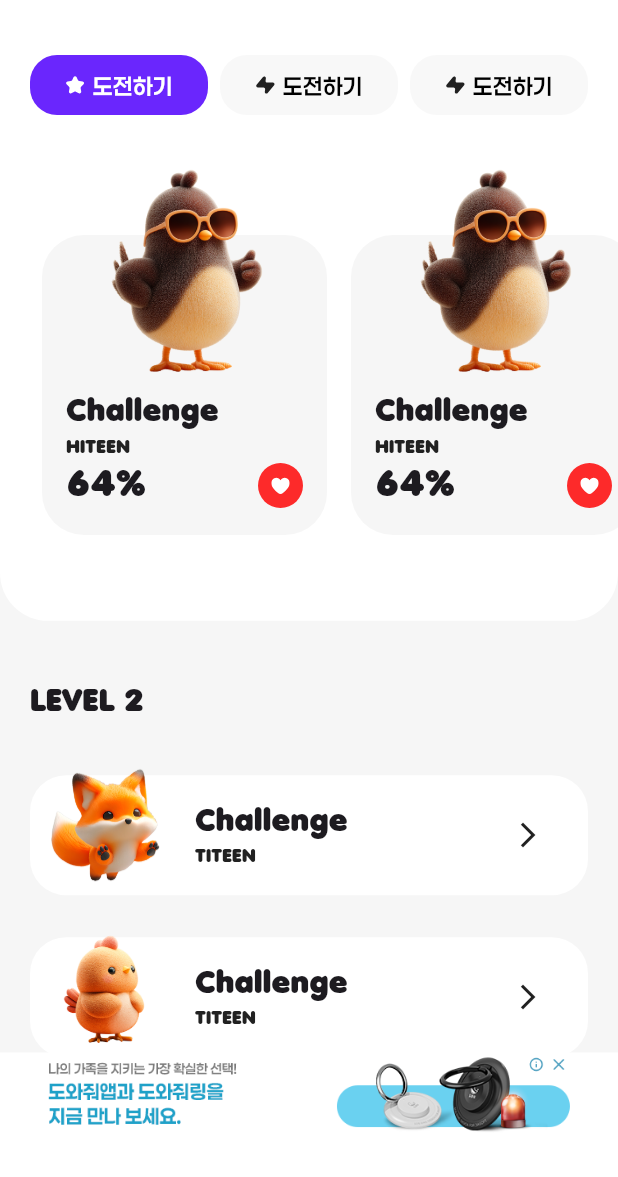
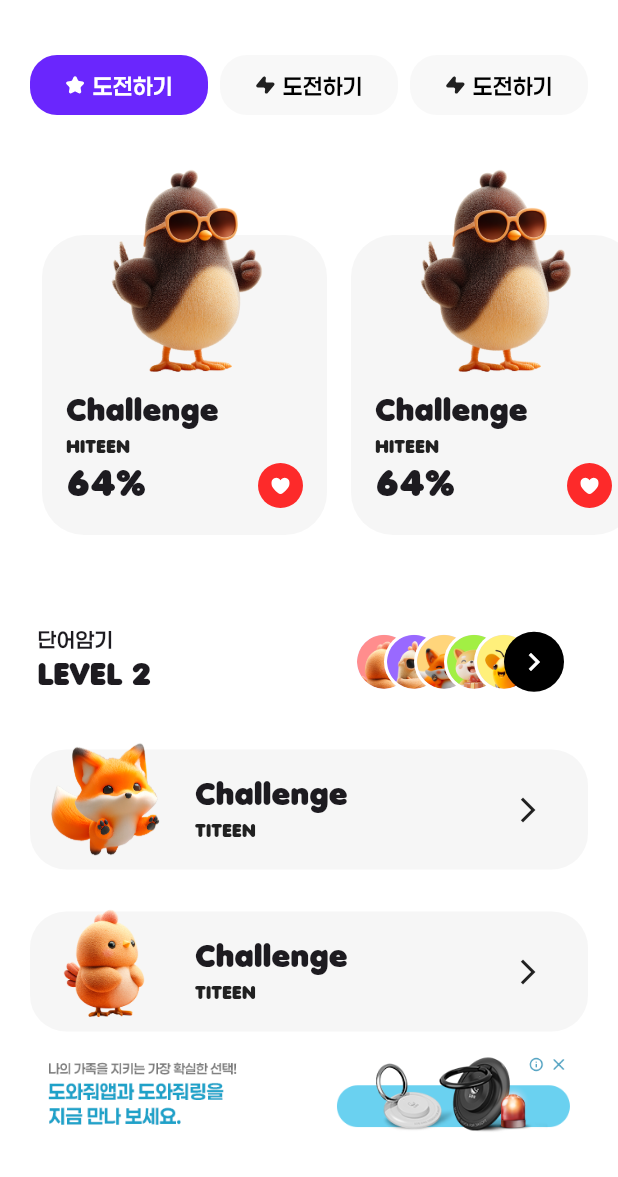
Before and after one commit to gyu-hyung/work, a Flutter app: the TeenPlayPageView screen opened directly, on a phone screen of 412 x 824 dp, the part 59-1236 px from its top. Run offline on Flutter 3.47's test engine with Material 3 defaults, Android fonts, the phone set to English and light mode, and no system bars; our stand-ins replace convex_bottom_bar, equatable, flutter_bloc, flutter_svg, go_router; missing offline and left inert: flutter_sliding_up_panel.

Commit message:
teen play

```diff
--- a/lib/src/ui/pages/teen_pick/teen_pick_page.dart
+++ b/lib/src/ui/pages/teen_pick/teen_pick_page.dart
@@ -1,5 +1,6 @@
 import 'package:flutter/material.dart';
 import 'package:practice01/src/ui/pages/teen_pick/widgets/swiper_card.dart';
+import 'package:practice01/src/ui/widgets/avartar_stack.dart';
 import 'package:practice01/src/ui/widgets/hiteen_bottom_banner.dart';
 import 'package:practice01/src/ui/widgets/hiteen_logo_app_bar.dart';
 
@@ -118,9 +119,6 @@ class TeenPickPageView extends StatelessWidget {
       'assets/icons/ic_marker5.png',
       'assets/icons/ic_marker6.png',
     ];
-    final int lastAvartarIndex = reactionAvatars.length;
-    const double avartarSize = 20;
-    const double distance = 20;
 
     return Padding(
       padding: const EdgeInsets.symmetric(vertical: 32),
@@ -147,32 +145,10 @@ class TeenPickPageView extends StatelessWidget {
             flex: 1,
             child: Padding(
               padding: const EdgeInsets.symmetric(horizontal: 16),
-              child: SizedBox(
-                height: 40,
-                child: Stack(
-                  children: [
-                    for (int i = 0; i < lastAvartarIndex; i++)
-                      Positioned(
-                        left: i * distance,
-                        child: CircleAvatar(
-                          radius: avartarSize,
-                          backgroundColor: Colors.white,
-                          child: CircleAvatar(
-                            radius: avartarSize - 2,
-                            backgroundImage: AssetImage(reactionAvatars[i]),
-                          ),
-                        ),
-                      ),
-                    Positioned(
-                      left: lastAvartarIndex * distance,
-                      child: const CircleAvatar(
-                        radius: avartarSize,
-                        backgroundColor: Colors.black,
-                        child: Icon(Icons.chevron_right, color: Colors.white),
-                      ),
-                    ),
-                  ],
-                ),
+              child: ReactionAvatarStack(
+                reactionAvatars: reactionAvatars,
+                avatarSize: 20,
+                distance: 20,
               ),
             ),
           ),
--- a/lib/src/ui/pages/teenplay/teen_play_page.dart
+++ b/lib/src/ui/pages/teenplay/teen_play_page.dart
@@ -1,6 +1,9 @@
 import 'package:flutter/material.dart';
+import 'package:flutter_bloc/flutter_bloc.dart';
 import 'package:flutter_svg/flutter_svg.dart';
 import 'package:practice01/constants.dart';
+import 'package:practice01/src/ui/pages/teen_story/cubit/teen_story_cubit.dart';
+import 'package:practice01/src/ui/widgets/avartar_stack.dart';
 import 'package:practice01/src/ui/widgets/hiteen_bottom_banner.dart';
 import 'package:practice01/src/ui/widgets/hiteen_logo_app_bar.dart';
 
@@ -26,59 +29,82 @@ class TeenPlayPageView extends StatelessWidget {
 
   @override
   Widget build(BuildContext context) {
-    final double screenHeight = MediaQuery.of(context).size.height;
     return Scaffold(
       backgroundColor: const Color(0XffF6F6F6),
       body: CustomScrollView(
         slivers: [
           SliverToBoxAdapter(
             child: Container(
-              height: screenHeight * 0.55,
-              width: double.infinity,
-              decoration: const BoxDecoration(
-                color: Colors.white,
-                borderRadius: BorderRadius.only(
-                  bottomLeft: Radius.circular(32),
-                  bottomRight: Radius.circular(32),
-                ),
-              ),
+              color: Colors.white,
               child: Column(
                 children: [
                   _buildHiteenLogoAppBar(),
                   _buildButtonRow(),
                   _buildChallengeList(),
+                  _buildLevelWithAvatars(),
+                  _buildChallengeRows('assets/images/avartar01.png'),
+                  _buildChallengeRows('assets/images/avartar02.png'),
+                  _buildChallengeRows('assets/images/avartar03.png'),
+                  const SizedBox(
+                    height: 100,
+                  )
                 ],
               ),
             ),
           ),
-          SliverToBoxAdapter(
-            child: Column(
-              children: [
-                const Padding(
-                  // padding: EdgeInsets.symmetric(horizontal: 20, vertical: 40),
-                  padding: EdgeInsets.fromLTRB(20, 40, 20, 20),
-                  child: Row(
-                    children: [
-                      Text(
-                        'LEVEL 2',
-                        style:
-                            TextStyle(fontSize: 20, fontFamily: kDeBussyFont),
-                      ),
-                    ],
-                  ),
-                ),
-                _buildChallengeRows('assets/images/avartar01.png'),
-                _buildChallengeRows('assets/images/avartar02.png'),
-                _buildChallengeRows('assets/images/avartar03.png'),
-                const SizedBox(
-                  height: 100,
-                )
-              ],
-            ),
-          )
         ],
       ),
       bottomNavigationBar: _buildBottomBanner(),
+    );
+  }
+
+  Widget _buildLevelWithAvatars() {
+    final List<String> reactionAvatars = [
+      'assets/icons/ic_marker1.png',
+      'assets/icons/ic_marker2.png',
+      'assets/icons/ic_marker3.png',
+      'assets/icons/ic_marker4.png',
+      'assets/icons/ic_marker5.png',
+    ];
+    const avatarSize = 20.0;
+    const distance = 20.0;
+
+    return Padding(
+      padding: const EdgeInsets.fromLTRB(25, 40, 20, 20),
+      child: Row(
+        children: [
+          const Column(
+            crossAxisAlignment: CrossAxisAlignment.start,
+            children: [
+              Text(
+                '단어암기',
+                style: TextStyle(
+                    fontSize: 14,
+                    fontWeight: FontWeight.w600,
+                    fontFamily: kPaperlogyFont),
+              ),
+              Text(
+                'LEVEL 2',
+                style: TextStyle(fontSize: 20, fontFamily: kDeBussyFont),
+              ),
+            ],
+          ),
+          const Spacer(),
+          Padding(
+            padding: const EdgeInsets.symmetric(horizontal: 16),
+            child: SizedBox(
+              width:
+                  (reactionAvatars.length + 2) * distance, // (아바타 수 + 마지막) * 간격
+              height: avatarSize * 2,
+              child: ReactionAvatarStack(
+                reactionAvatars: reactionAvatars,
+                avatarSize: avatarSize,
+                distance: distance,
+              ),
+            ),
+          ),
+        ],
+      ),
     );
   }
 
@@ -86,13 +112,12 @@ class TeenPlayPageView extends StatelessWidget {
     return Stack(
       children: [
         Padding(
-          // padding: const EdgeInsets.symmetric(horizontal: 20, vertical: 14),
-          padding: const EdgeInsets.fromLTRB(20, 14, 20, 14),
+          padding: const EdgeInsets.symmetric(horizontal: 20, vertical: 14),
           child: SizedBox(
             height: 80,
             child: Container(
               decoration: BoxDecoration(
-                color: Colors.white,
+                color: const Color(0xffF6F6F6),
                 borderRadius: BorderRadius.circular(24),
               ),
               child: const Row(
--- /dev/null
+++ b/lib/src/ui/widgets/avartar_stack.dart
@@ -0,0 +1,47 @@
+import 'package:flutter/material.dart';
+
+class ReactionAvatarStack extends StatelessWidget {
+  final List<String> reactionAvatars;
+  final double avatarSize;
+  final double distance;
+
+  const ReactionAvatarStack({
+    super.key,
+    required this.reactionAvatars,
+    this.avatarSize = 20,
+    this.distance = 20,
+  });
+
+  @override
+  Widget build(BuildContext context) {
+    final int lastAvatarIndex = reactionAvatars.length;
+
+    return SizedBox(
+      height: avatarSize * 2,
+      child: Stack(
+        children: [
+          for (int i = 0; i < lastAvatarIndex; i++)
+            Positioned(
+              left: i * distance,
+              child: CircleAvatar(
+                radius: avatarSize,
+                backgroundColor: Colors.white,
+                child: CircleAvatar(
+                  radius: avatarSize - 2,
+                  backgroundImage: AssetImage(reactionAvatars[i]),
+                ),
+              ),
+            ),
+          Positioned(
+            left: lastAvatarIndex * distance,
+            child: CircleAvatar(
+              radius: avatarSize,
+              backgroundColor: Colors.black,
+              child: const Icon(Icons.chevron_right, color: Colors.white),
+            ),
+          ),
+        ],
+      ),
+    );
+  }
+}
```
